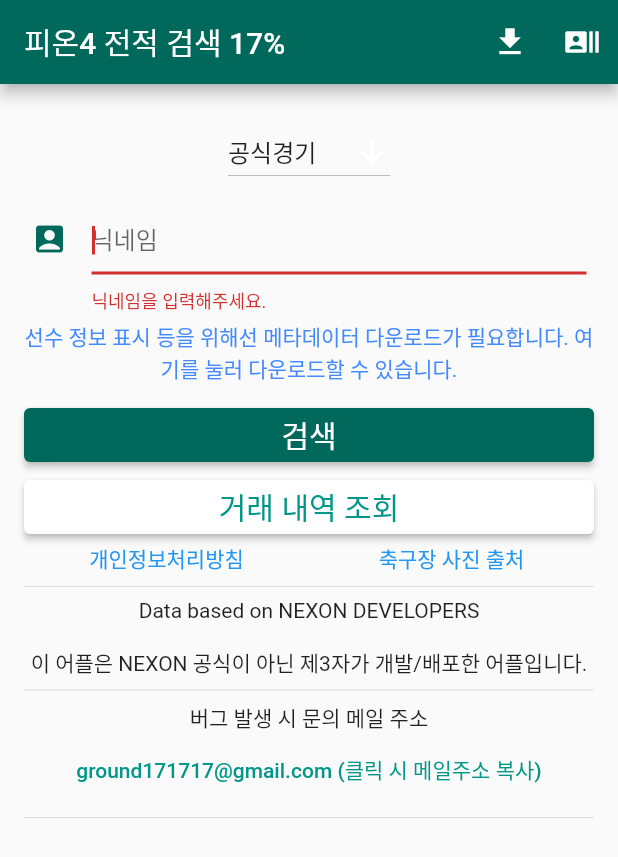
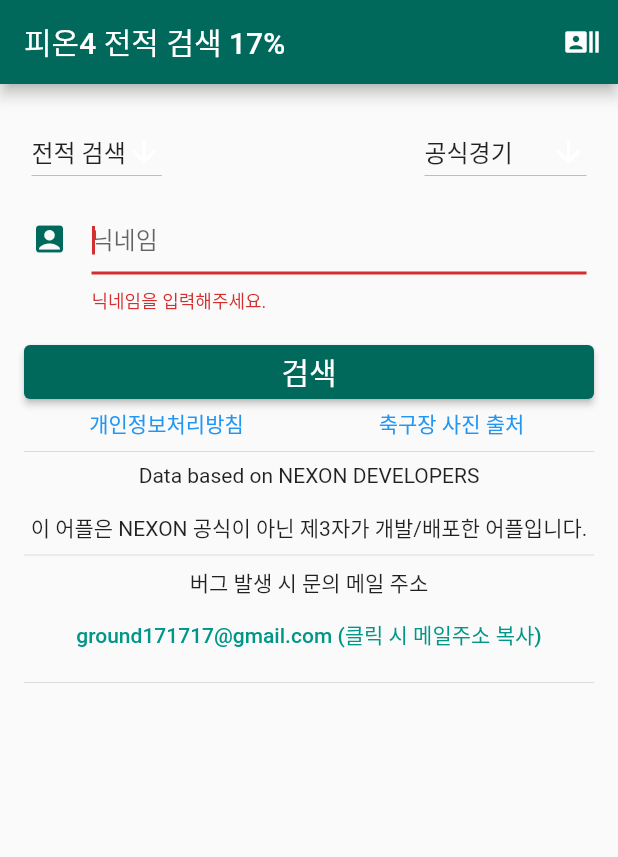
Before and after one commit to Ground17/fc_online, a Flutter app: the screen it shows after launch, after a tap on "검색", on a phone screen of 412 x 824 dp. Shown: the top 857 px of the screen. Run offline on Flutter 3.47's test engine with Material 2 defaults, Android fonts, the phone set to English and light mode, and no system bars; drawn by our look-alikes of google_mobile_ads; missing offline and left inert: app_tracking_transparency; network calls fail; statements that could not run were skipped.

Commit message:
revised 파일 추가하여 메타데이터 체크, main.dart에 전적/거래 구분할 수 있도록 함

```diff
--- a/lib/main.dart
+++ b/lib/main.dart
@@ -61,9 +61,13 @@ class _MyHomePageState extends State<MyHomePage> {
   String _email = "";
   bool _isLoading = false;
   bool _isSpid = true;
+  bool _isTrade = false; // 트레이드 검색 통합
+  bool buy = true;
   String dir = "";
+  String last_modified = "";
 
   late File recent;
+  late File revised;
   late http.Response r;
   late int total = 0;
   late int current = 0;
@@ -74,7 +78,10 @@ class _MyHomePageState extends State<MyHomePage> {
   late Timer _timer;
   late Color _color = Colors.blueAccent;
 
-  List<dynamic> dropdownValues = [
+  List<dynamic> modeDropdownValues = ["전적 검색", "거래 검색"];
+  String modeDropdownValue = "전적 검색";
+
+  List<dynamic> typeDropdownValues = [
     {
       "matchtype": 30,
       "desc": "리그 친선"
@@ -96,8 +103,7 @@ class _MyHomePageState extends State<MyHomePage> {
       "desc": "공식 친선"
     }
   ];
-
-  String dropdownValue = "공식경기";
+  String typeDropdownValue = "공식경기";
 
   BannerAd bannerAd = Ads.createBannerAd();
 
@@ -128,9 +134,13 @@ class _MyHomePageState extends State<MyHomePage> {
   }
 
   void _initFile() async {
+    r = await http
+        .head(Uri.parse("https://static.api.nexon.co.kr/fifaonline4/latest/spid.json"));
+
     dir = (await getApplicationDocumentsDirectory()).path;
 
     recent = File('$dir/recent.txt');
+    revised = File('$dir/revised.txt');
 
     spid = File('$dir/spid.json');
 
@@ -140,13 +150,14 @@ class _MyHomePageState extends State<MyHomePage> {
     }
 
     players = jsonDecode(recent.readAsStringSync());
-
-    if (!await spid.exists()) {
+    if (!await revised.exists() || r.headers['last-modified'] != await revised.readAsString()) {
       // total = await getTotal();
       // setState(() {
       //   _isLoading = true;
       // });
       // await checkMetaInit();
+      last_modified = r.headers['last-modified'] ?? "";
+      print(last_modified);
       setState(() {
         _isSpid = false;
       });
@@ -172,11 +183,13 @@ class _MyHomePageState extends State<MyHomePage> {
     });
   }
 
-  Widget _showDropDown() {
+  Widget _showSwitch() {
     return Padding(
-      padding: const EdgeInsets.fromLTRB(5.0, 5.0, 5.0, 5.0),
-      child: DropdownButton<String>(
-        value: dropdownValue,
+      padding: const EdgeInsets.all(5),
+      child: Row(
+        children: [
+          DropdownButton<String>(
+            value: modeDropdownValue,
             icon: Icon(
               Platform.isAndroid
                   ? Icons.arrow_downward
@@ -187,10 +200,39 @@ class _MyHomePageState extends State<MyHomePage> {
             elevation: 16,
             onChanged: (String? newValue) async {
               setState(() {
-            dropdownValue = newValue!;
+                modeDropdownValue = newValue!;
+                _isTrade = newValue == "거래 검색";
               });
             },
-        items: dropdownValues
+            items: modeDropdownValues
+                .map<DropdownMenuItem<String>>((dynamic value) {
+              return DropdownMenuItem<String>(
+                value: value,
+                child: Text(
+                  value,
+                ),
+              );
+            }).toList(),
+          ),
+          Expanded(
+            child: Container(),
+          ),
+          !_isTrade ? DropdownButton<String>(
+            value: typeDropdownValue,
+            icon: Icon(
+              Platform.isAndroid
+                  ? Icons.arrow_downward
+                  : CupertinoIcons.down_arrow,
+              color: Colors.white,
+            ),
+            iconSize: 24,
+            elevation: 16,
+            onChanged: (String? newValue) async {
+              setState(() {
+                typeDropdownValue = newValue!;
+              });
+            },
+            items: typeDropdownValues
                 .map<DropdownMenuItem<String>>((dynamic value) {
               return DropdownMenuItem<String>(
                 value: value["desc"],
@@ -199,6 +241,20 @@ class _MyHomePageState extends State<MyHomePage> {
                 ),
               );
             }).toList(),
+          ) : Row(
+            children: [
+              Text("모드: ${buy ? "구입" : "판매"}"),
+              Switch(
+                value: buy,
+                onChanged: (value) {
+                  setState(() {
+                    buy = value;
+                  });
+                },
+              ),
+            ],
+          ),
+        ],
       ),
     );
   }
@@ -234,24 +290,6 @@ class _MyHomePageState extends State<MyHomePage> {
     );
   }
 
-  Widget _trade() {
-    return Padding(
-      padding: const EdgeInsets.all(0.0),
-      child: ElevatedButton(
-        style: ElevatedButton.styleFrom(primary: Colors.white),
-        onPressed: () {
-          Navigator.push(
-            context,
-            MaterialPageRoute(
-                builder: (context) => TradeApp()),
-          );
-        },
-        child: const Text('거래 내역 조회',
-            style: TextStyle(fontSize: 20.0, color: Colors.teal)),
-      ),
-    );
-  }
-
   Widget _showDownload() {
     return RichText(
       textAlign: TextAlign.center,
@@ -261,7 +299,7 @@ class _MyHomePageState extends State<MyHomePage> {
           recognizer: TapGestureRecognizer()
             ..onTap = () async {
               total = await getTotal();
-              await checkMetaInit(option: true);
+              await checkMetaInit();
             }),
     );
   }
@@ -283,15 +321,25 @@ class _MyHomePageState extends State<MyHomePage> {
           }
           recent.writeAsStringSync(jsonEncode(players));
 
+          if (_isTrade) {
+            Navigator.push(
+              context,
+              MaterialPageRoute(
+                  builder: (context) => TradeApp(
+                    id: get.accessId,
+                    nickname: get.nickname,
+                    buy: buy,
+                  )),
+            );
+          } else {
             int _matchtype = 0;
 
-          for (int i = 0; i < dropdownValues.length; i++) {
-            if (dropdownValues[i]["desc"] == dropdownValue) {
-              _matchtype = dropdownValues[i]["matchtype"];
+            for (int i = 0; i < typeDropdownValues.length; i++) {
+              if (typeDropdownValues[i]["desc"] == typeDropdownValue) {
+                _matchtype = typeDropdownValues[i]["matchtype"];
                 break;
               }
             }
-
             Navigator.push(
               context,
               MaterialPageRoute(
@@ -302,6 +350,7 @@ class _MyHomePageState extends State<MyHomePage> {
                     matchtype: _matchtype,
                   )),
             );
+          }
         } else {
           alert("구단주 정보가 없습니다. 닉네임을 다시 확인해주세요.");
         }
@@ -330,7 +379,7 @@ class _MyHomePageState extends State<MyHomePage> {
               padding: EdgeInsets.all(16.0),
               child: Text("${(current / 1048576).toStringAsFixed(2)}MB / ${(total / 1048576).toStringAsFixed(2)}MB (${current * 100 ~/ total}%)"),
             ),
-            Divider(),
+            const Divider(),
             mailDeveloper(),
           ]);
     }
@@ -365,12 +414,11 @@ class _MyHomePageState extends State<MyHomePage> {
           shrinkWrap: true,
           children: <Widget>[
             Center(
-              child: _showDropDown(),
+              child: _showSwitch(),
             ),
             _showEmailInput(),
             _isSpid ? Container() : _showDownload(),
             _submit(),
-            _trade(),
             Row(
               mainAxisAlignment: MainAxisAlignment.spaceAround,
               children: <Widget>[
@@ -436,19 +484,6 @@ class _MyHomePageState extends State<MyHomePage> {
           backgroundColor: Theme.of(context).primaryColor,
           title: Text(widget.title),
           actions: <Widget>[
-            !_isLoading
-                ? IconButton(
-              icon: const Icon(
-                Icons.download,
-                color: Colors.white,
-              ),
-              tooltip: "메타데이터 업데이트",
-              onPressed: () async {
-                total = await getTotal();
-                await checkMetaInit(option: true);
-              },
-            )
-                : Container(),
             !_isLoading
                 ? IconButton(
               icon: const Icon(
@@ -538,11 +573,22 @@ class _MyHomePageState extends State<MyHomePage> {
             recent.writeAsStringSync(jsonEncode(players));
             Navigator.of(_context).pop();
 
+            if (_isTrade) {
+              Navigator.push(
+                context,
+                MaterialPageRoute(
+                    builder: (context) => TradeApp(
+                      id: cells[0],
+                      nickname: get.nickname,
+                      buy: buy,
+                    )),
+              );
+            } else {
               int _matchtype = 0;
 
-            for (int i = 0; i < dropdownValues.length; i++) {
-              if (dropdownValues[i]["desc"] == dropdownValue) {
-                _matchtype = dropdownValues[i]["matchtype"];
+              for (int i = 0; i < typeDropdownValues.length; i++) {
+                if (typeDropdownValues[i]["desc"] == typeDropdownValue) {
+                  _matchtype = typeDropdownValues[i]["matchtype"];
                   break;
                 }
               }
@@ -557,6 +603,7 @@ class _MyHomePageState extends State<MyHomePage> {
                       matchtype: _matchtype,
                     )),
               );
+            }
           }
         });
       },
@@ -583,24 +630,20 @@ class _MyHomePageState extends State<MyHomePage> {
     );
   }
 
-  Future<void> checkMetaInit({bool option = false}) async {
+  Future<void> checkMetaInit({bool option = true}) async {
     return showDialog<void>(
       context: context,
       barrierDismissible: option, // user must tap button!
       builder: (BuildContext context) {
         return AlertDialog(
-          title: Text(option ? "메타데이터를 업데이트하시겠습니까? 크기는 약 ${(total / 1048576).toStringAsFixed(2)}MB입니다." :
-          "더 나은 어플리케이션 사용을 위해 메타데이터를 다운로드하겠습니다. 크기는 약 ${(total / 1048576).toStringAsFixed(2)}MB이며, "
-              "다운로드하지 않을 시 어플을 이용할 수 없습니다."),
+          title: Text("메타데이터를 업데이트하시겠습니까? 크기는 약 ${(total / 1048576).toStringAsFixed(2)}MB입니다."),
           actions: <Widget>[
-            option
-                ? TextButton(
+            TextButton(
               child: const Text('취소'),
               onPressed: () {
                 Navigator.of(context).pop();
               },
-            )
-                : Container(),
+            ),
             TextButton(
               child: const Text('다운로드'),
               onPressed: () {
@@ -670,8 +713,13 @@ class _MyHomePageState extends State<MyHomePage> {
           current += d.length;
         });
       }, onDone: () async {
+        if (last_modified != "") {
+          revised.writeAsStringSync(last_modified);
+        }
+        setState(() {
           _isLoading = false;
           _isSpid = true;
+        });
       }, onError: (e) async {
         print(e);
         alert("다운로드 중 오류가 발생했습니다. 네트워크, 저장공간 등을 확인해주세요.");
--- a/pubspec.yaml
+++ b/pubspec.yaml
@@ -15,7 +15,7 @@ publish_to: 'none' # Remove this line if you wish to publish to pub.dev
 # In iOS, build-name is used as CFBundleShortVersionString while build-number used as CFBundleVersion.
 # Read more about iOS versioning at
 # https://developer.apple.com/library/archive/documentation/General/Reference/InfoPlistKeyReference/Articles/CoreFoundationKeys.html
-version: 1.0.0+5
+version: 1.0.1+6
 
 environment:
   sdk: ">=2.12.0 <3.0.0"
```
Also changed, not shown: lib/trade.dart (+38 -84 lines), 1 other file. Lines whose indentation alone changed are shown as unchanged.
